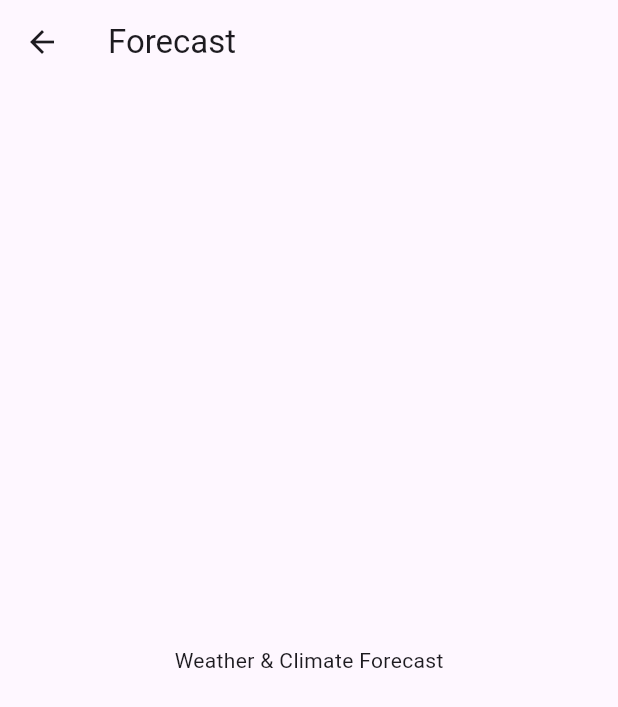
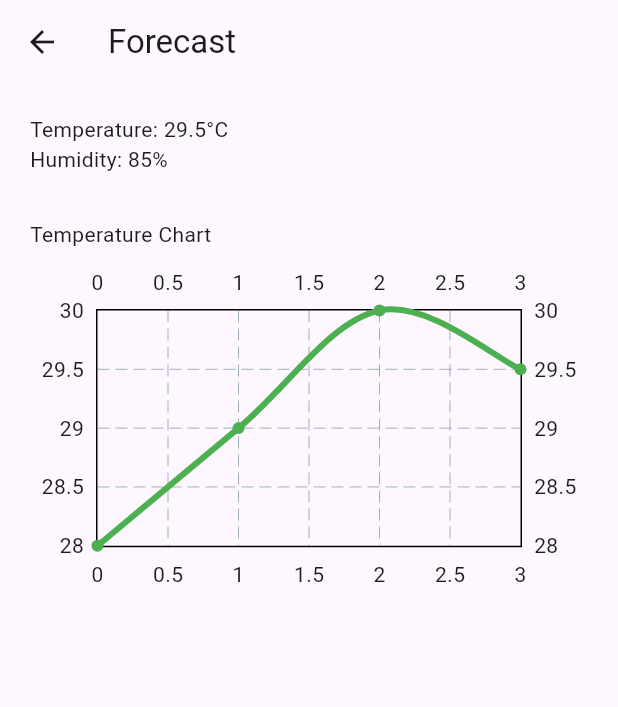
Before and after one commit to jahidkhandakar/earth_shield, a Flutter app: the ForecastPage screen opened by its route, on a phone screen of 412 x 824 dp. Shown: the top 707 px of the screen. Run offline on Flutter 3.47's test engine with Material 3 defaults, Android fonts, the light colour scheme and no system bars; drawn by our look-alikes of fl_chart; our stand-ins replace get.

Commit message:
add forecasat controller, add home controller

```diff
--- /dev/null
+++ b/lib/modules/forecast/forecast_controller.dart
@@ -0,0 +1,19 @@
+import 'package:get/get.dart';
+
+class ForecastController extends GetxController {
+  var temperature = 0.0.obs;
+  var humidity = 0.obs;
+
+  @override
+  void onInit() {
+    super.onInit();
+    fetchMockForecast();
+  }
+
+  void fetchMockForecast() {
+    Future.delayed(Duration(seconds: 1), () {
+      temperature.value = 29.5;
+      humidity.value = 85;
+    });
+  }
+}
--- a/lib/modules/forecast/forecast_page.dart
+++ b/lib/modules/forecast/forecast_page.dart
@@ -1,11 +1,54 @@
 import 'package:flutter/material.dart';
+import 'package:get/get.dart';
+import 'package:fl_chart/fl_chart.dart';
+import 'forecast_controller.dart';
 
 class ForecastPage extends StatelessWidget {
+  final controller = Get.put(ForecastController());
+
   @override
   Widget build(BuildContext context) {
     return Scaffold(
       appBar: AppBar(title: Text("Forecast")),
-      body: Center(child: Text("Weather & Climate Forecast")),
+      body: Padding(
+        padding: EdgeInsets.all(20),
+        child: Obx(() {
+          return Column(
+            crossAxisAlignment: CrossAxisAlignment.start,
+            children: [
+              Text("Temperature: ${controller.temperature}°C"),
+              Text("Humidity: ${controller.humidity}%"),
+              SizedBox(height: 30),
+              Text("Temperature Chart"),
+              SizedBox(height: 10),
+              AspectRatio(
+                aspectRatio: 1.7,
+                child: LineChart(
+                  LineChartData(
+                    gridData: FlGridData(show: true),
+                    titlesData: FlTitlesData(show: true),
+                    borderData: FlBorderData(show: true),
+                    lineBarsData: [
+                      LineChartBarData(
+                        spots: [
+                          FlSpot(0, 28),
+                          FlSpot(1, 29),
+                          FlSpot(2, 30),
+                          FlSpot(3, controller.temperature.value),
+                        ],
+                        isCurved: true,
+                        gradient: LinearGradient(colors: [Colors.green]),
+                        barWidth: 4,
+                        dotData: FlDotData(show: true),
+                      ),
+                    ],
+                  ),
+                ),
+              ),
+            ],
+          );
+        }),
+      ),
     );
   }
 }
--- a/lib/modules/splash/splash_page.dart
+++ b/lib/modules/splash/splash_page.dart
@@ -36,7 +36,7 @@ class _SplashPageState extends State<SplashPage> with SingleTickerProviderStateM
 
     _controller.forward();
 
-    Future.delayed(Duration(seconds: 3), () {
+    Future.delayed(Duration(seconds: 10), () {
       Get.offNamed(Routes.HOME);
     });
   }
--- a/pubspec.yaml
+++ b/pubspec.yaml
@@ -35,6 +35,7 @@ dependencies:
   # Use with the CupertinoIcons class for iOS style icons.
   cupertino_icons: ^1.0.8
   get: ^4.7.2
+  fl_chart: ^1.0.0
 
 dev_dependencies:
   flutter_test:
```
Also changed, not shown: lib/modules/home/home_controller.dart (added, +14 -0 lines), lib/modules/home/home_page.dart (+20 -47 lines), pubspec.lock.
